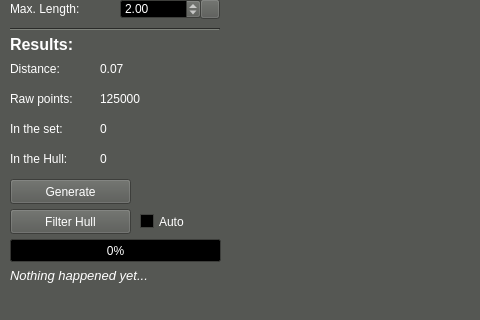
The window that mainwindow.ui (EVARATE/MandelbulbUI) describes before a commit, drawn with Qt 5; both pictures show x 0 to 480 and y 220 to 540 of the 800 by 540 pixel window.
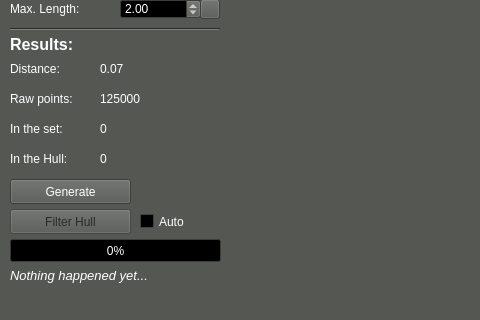
The same window after the commit. Icons and pictures are not drawn.

Diff of the .ui file:
```diff
--- a/mainwindow.ui
+++ b/mainwindow.ui
@@ -953,6 +953,9 @@
     </property>
    </widget>
    <widget class="QPushButton" name="pushButton_filterHull">
+    <property name="enabled">
+     <bool>false</bool>
+    </property>
     <property name="geometry">
      <rect>
       <x>10</x>
```
Left out of the diff: 10 changed lines with no effect on the pictures.
